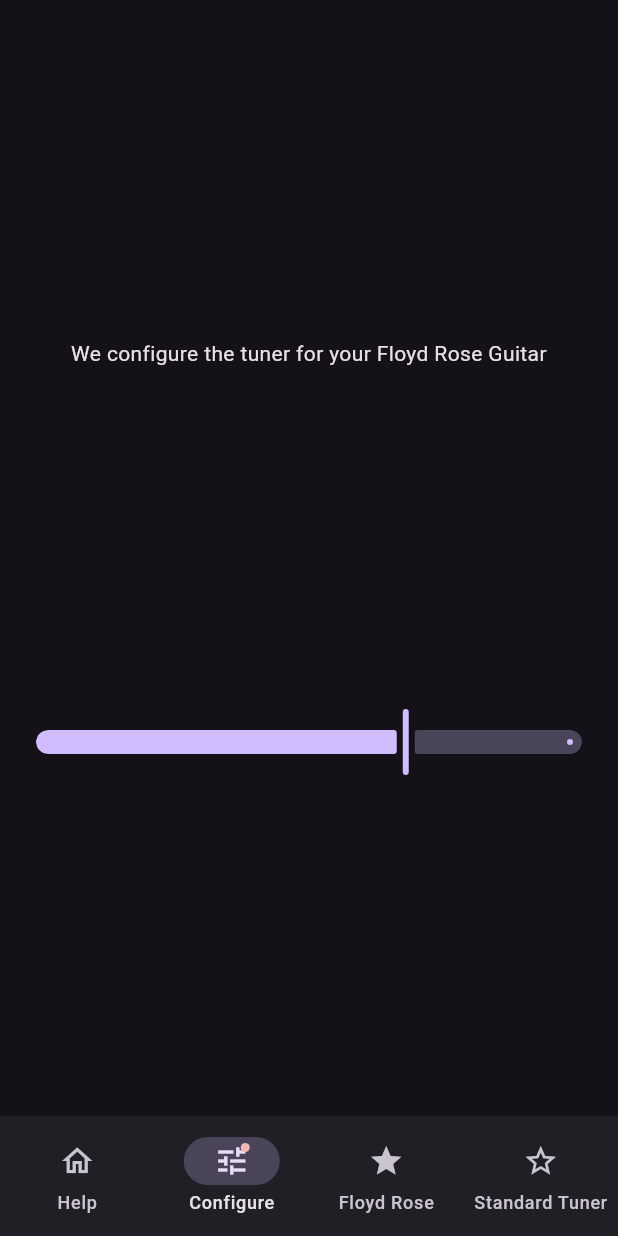
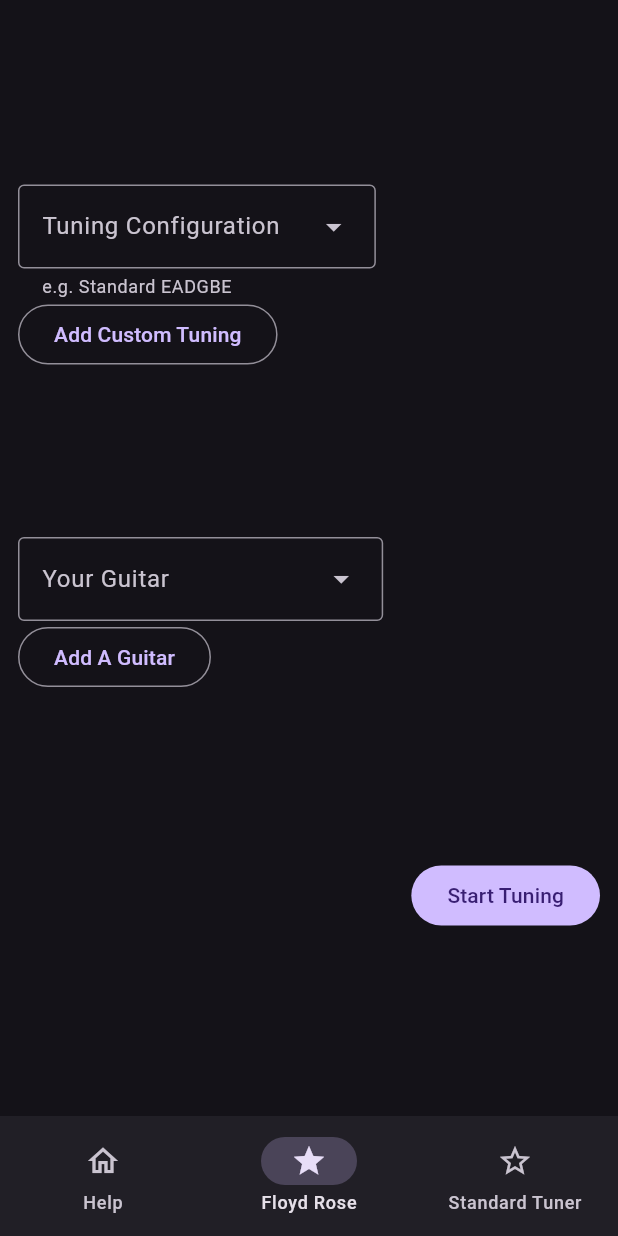
Before and after one commit to Raphael2b3/floyd_rose_tuner, a Flutter app: the screen it shows after launch, item 2 of the bottom bar chosen, on a phone screen of 412 x 824 dp. Run offline on Flutter 3.47's test engine with Material 3 defaults, Android fonts, the phone set to English and light mode, and no system bars; our stand-ins replace flutter_riverpod, riverpod_annotation, shared_preferences; missing offline and left inert: dart:ffi, pitch_detector_dart, record; generated files the repository leaves out were written again.

Commit message:
feat: add configuration selector and guitar tuning options

```diff
--- /dev/null
+++ b/lib/components/config_selector.dart
@@ -0,0 +1,69 @@
+import 'package:floyd_rose_tuner/provider/guitar_configuration_provider.dart';
+import 'package:floyd_rose_tuner/provider/tuning_configuration_provider.dart';
+import 'package:floyd_rose_tuner/random_stream.dart';
+import 'package:flutter/material.dart';
+
+class ConfigSelector extends StatefulWidget {
+  ConfigSelector({super.key, this.goal = 0.5});
+  double goal;
+  @override
+  State<ConfigSelector> createState() => ConfigSelectorState();
+}
+
+class ConfigSelectorState extends State<ConfigSelector> {
+  @override
+  Widget build(BuildContext context) {
+    return Column(
+      mainAxisAlignment: MainAxisAlignment.spaceEvenly,
+      crossAxisAlignment: CrossAxisAlignment.start,
+      children: [
+        Column(
+          crossAxisAlignment: CrossAxisAlignment.start,
+
+          children: [
+            DropdownMenu(
+                label: Text("Tuning Configuration"),
+                helperText: "e.g. Standard EADGBE",
+                dropdownMenuEntries: defaultTuningConfigurations
+                    .map((e) => DropdownMenuEntry(value: e.name, label: e.name))
+                    .toList(),
+                onSelected: (String? value) {
+                  print(value);
+                }),
+            OutlinedButton(
+              onPressed: () {},
+              child: Text("Add Custom Tuning"),
+            ),
+          ],
+        ),
+        Column(
+          crossAxisAlignment: CrossAxisAlignment.start,
+
+          children: [
+            DropdownMenu(
+                label: Text("Your Guitar"),
+                dropdownMenuEntries: defaultGuitarConfigurations
+                    .map((e) => DropdownMenuEntry(value: e.name, label: e.name))
+                    .toList(),
+                onSelected: (String? value) {
+                  print(value);
+                }),
+            OutlinedButton(
+              onPressed: () {},
+              child: Text("Add A Guitar"),
+            ),
+          ],
+        ),
+        Row(
+          mainAxisAlignment: MainAxisAlignment.end,
+          children: [
+            FilledButton(
+              onPressed: () {},
+              child: Text("Start Tuning"),
+            ),
+          ],
+        ),
+      ],
+    );
+  }
+}
--- a/lib/pages/configure_page.dart
+++ /dev/null
@@ -1,29 +0,0 @@
-
-import 'package:floyd_rose_tuner/components/tuner_slider.dart';
-import 'package:flutter/material.dart';
-//import 'package:url_launcher/url_launcher_string.dart';
-
-class ConfigurePage extends StatelessWidget {
-  const ConfigurePage({super.key});
-
-  @override
-  Widget build(BuildContext context) {
-    var textTheme = Theme.of(context).textTheme;
-
-    return SizedBox.expand(
-      child: Center(
-        child: Column(
-          mainAxisAlignment: MainAxisAlignment.spaceEvenly,
-          crossAxisAlignment: CrossAxisAlignment.center,
-          children: [
-            const Text(
-              "We configure the tuner for your Floyd Rose Guitar",
-              textAlign: TextAlign.center,
-            ),
-            TunerSlider()
-          ],
-        ),
-      ),
-    );
-  }
-}
--- /dev/null
+++ b/lib/pages/floyd_rose_tuner_page.dart
@@ -0,0 +1,25 @@
+
+import 'package:floyd_rose_tuner/components/config_selector.dart';
+import 'package:floyd_rose_tuner/components/tuner_slider.dart';
+import 'package:floyd_rose_tuner/floyd_rose_tuner.dart';
+import 'package:floyd_rose_tuner/floyd_rose_tuner.dart';
+import 'package:flutter/material.dart';
+//import 'package:url_launcher/url_launcher_string.dart';
+
+class FloydRoseTunerPage extends StatelessWidget {
+  const FloydRoseTunerPage({super.key});
+
+  @override
+  Widget build(BuildContext context) {
+    var textTheme = Theme.of(context).textTheme;
+
+    return SizedBox.expand(
+      child :Center(
+        child: Padding(
+          padding: const EdgeInsets.all(12.0),
+          child: ConfigSelector(),
+        )
+      ),
+    );
+  }
+}
--- a/lib/pages/layout.dart
+++ b/lib/pages/layout.dart
@@ -1,7 +1,8 @@
 
+import 'package:floyd_rose_tuner/components/tuner_slider.dart';
 import 'package:flutter/material.dart';
 
-import 'configure_page.dart';
+import 'floyd_rose_tuner_page.dart';
 import 'help_page.dart';
 
 class Layout extends StatefulWidget {
@@ -33,10 +34,6 @@
             label: 'Help',
           ),
           NavigationDestination(
-            icon: Badge(child: Icon(Icons.tune)),
-            label: 'Configure',
-          ),
-          NavigationDestination(
             icon: Icon(Icons.star),
             label: 'Floyd Rose',
           ),
@@ -46,11 +43,10 @@
           ),
         ],
       ),
-      body: const [
-        HelpPage(),
-        ConfigurePage(),
-        HelpPage(),
-        HelpPage(),
+      body: [
+        const HelpPage(),
+        const FloydRoseTunerPage(),
+        TunerSlider(),
       ][currentPageIndex],
     );
   }
--- /dev/null
+++ b/lib/provider/guitar_configuration_provider.dart
@@ -0,0 +1,8 @@
+import 'package:floyd_rose_tuner/types/guitar_configuration.dart';
+
+List<GuitarConfiguration> defaultGuitarConfigurations = [
+  GuitarConfiguration(
+      name: 'Music Man Floyd Rose', coefficients: [[1,0,0,0,0,0],[0,1,0,0,0,0],[0,0,1,0,0,0],[0,0,0,1,0,0],[0,0,0,0,1,0],[0,0,0,0,0,1]]),
+  GuitarConfiguration(
+      name: 'Robs Guitar', coefficients: [[1,0,0,0,0,0],[0,1,0,0,0,0],[0,0,1,0,0,0],[0,0,0,1,0,0],[0,0,0,0,1,0],[0,0,0,0,0,1]]),
+];
--- /dev/null
+++ b/lib/provider/tuning_configuration_provider.dart
@@ -0,0 +1,21 @@
+import 'package:floyd_rose_tuner/types/tuning_configuration.dart';
+
+List<TuningConfiguration> defaultTuningConfigurations = [
+  TuningConfiguration(
+      name: 'Standard E', goalNotes: ["E2", "A2", "D3", "G3", "B3", "E4"]),
+  TuningConfiguration(
+      name: 'Drop D', goalNotes: ["D2", "A2", "D3", "G3", "B3", "E4"]),
+  TuningConfiguration(
+      name: 'DADGAD', goalNotes: ["D2", "A2", "D3", "G3", "A3", "D4"]),
+  TuningConfiguration(
+      name: 'Open G', goalNotes: ["D2", "G2", "D3", "G3", "B3", "D4"]),
+  TuningConfiguration(
+      name: 'Half Step Down',
+      goalNotes: ["Eb2", "Ab2", "Db3", "Gb3", "Bb3", "Eb4"]),
+  TuningConfiguration(
+      name: 'Whole Step Down', goalNotes: ["D2", "G2", "C3", "F3", "A3", "D4"]),
+  TuningConfiguration(
+      name: 'Drop C', goalNotes: ["C2", "G2", "C3", "F3", "A3", "D4"]),
+  TuningConfiguration(
+      name: 'Drop B', goalNotes: ["B1", "Gb2", "B2", "E3", "Ab3", "Db4"]),
+];
--- a/lib/types/tuning_configuration.dart
+++ b/lib/types/tuning_configuration.dart
@@ -5,7 +5,7 @@
 @JsonSerializable()
 class TuningConfiguration {
   String name;
-  List<int> goalNotes;
+  List<String> goalNotes;
 
   TuningConfiguration({required this.name, goalNotes}) : goalNotes = goalNotes ?? [];
   /// Connect the generated [_$TuningConfigurationFromJson] function to the `fromJson`
```
Also changed, not shown: lib/note_to_frequenzy.dart (added, +28 -0 lines), lib/types/guitar_configuration.dart (added, +20 -0 lines), 2 other files.
